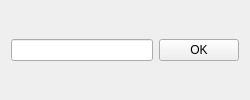
Sarim-K/password-manager, file ui_files/vault/enterFolderDialog.ui: the form before one commit.
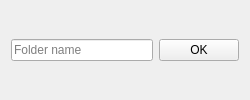
The form after the commit.

Diff of the .ui file:
```diff
--- a/ui_files/vault/enterFolderDialog.ui
+++ b/ui_files/vault/enterFolderDialog.ui
@@ -33,7 +33,11 @@
   </property>
   <layout class="QHBoxLayout" name="horizontalLayout">
    <item>
-    <widget class="QLineEdit" name="lineEdit"/>
+    <widget class="QLineEdit" name="lineEdit">
+     <property name="placeholderText">
+      <string>Folder name</string>
+     </property>
+    </widget>
    </item>
    <item>
     <widget class="QPushButton" name="OKButton">
```
